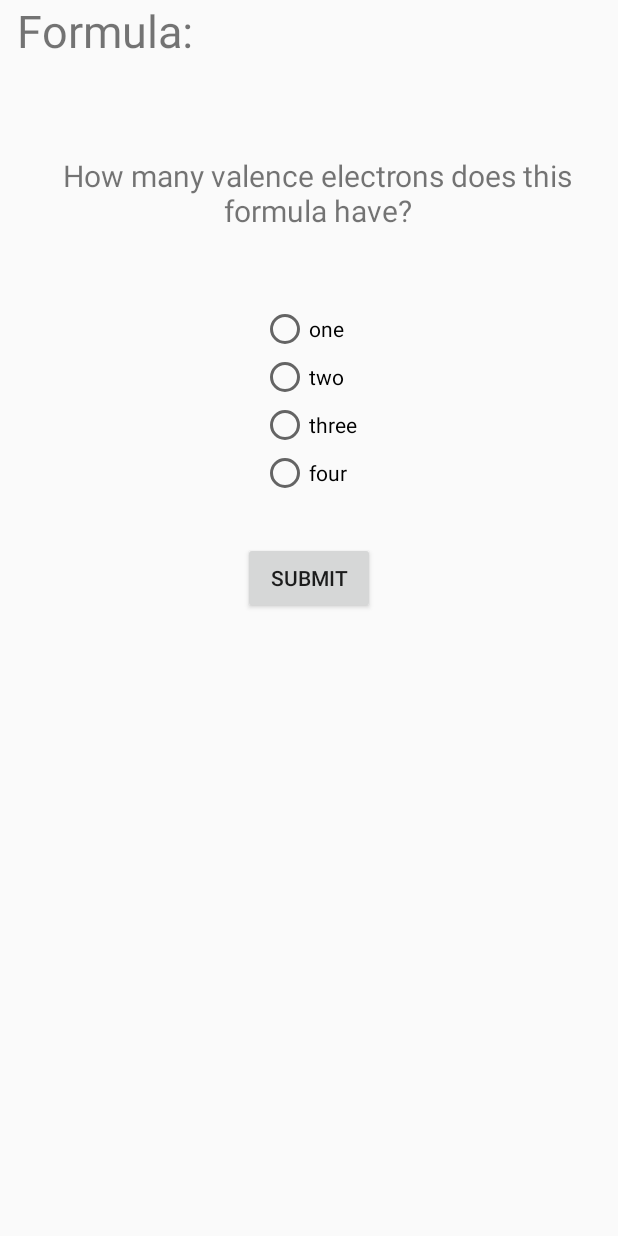
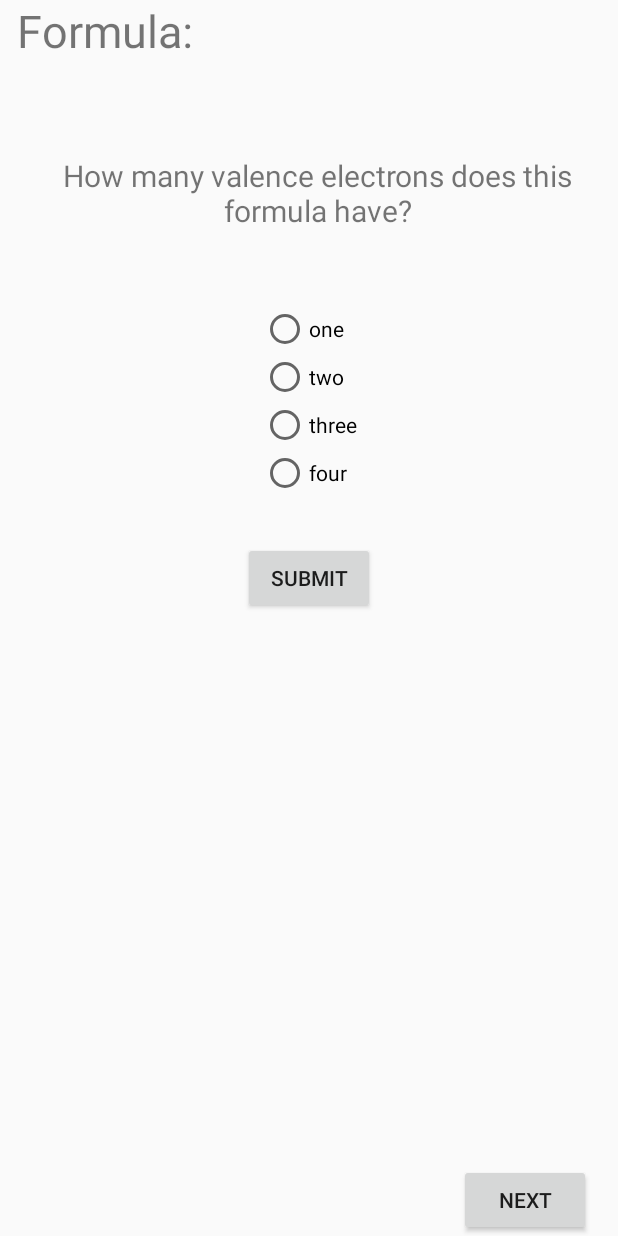
Before and after one commit to ahyoung1/Chemia, an Android app: the layout activity_valence_question.xml on its own in the app's theme, with its tools: preview values and no code run, on a phone screen of 412 x 824 dp. Run offline under Robolectric (Android 15) with nearby library versions, the phone set to English and light mode, and no system bars.

Commit message:
Lone pairs not working yet added page for Skeleton Added next button that gets you there

```diff
--- a/app/src/main/res/layout/activity_valence_question.xml
+++ b/app/src/main/res/layout/activity_valence_question.xml
@@ -67,6 +67,7 @@
         android:layout_centerHorizontal="true"
         android:layout_below="@+id/answer_radio_group"
         android:layout_marginTop="30dp"
+        android:textSize="14sp"
         android:onClick="submitValence"/>
 
     <TextView
@@ -231,4 +232,17 @@
         android:layout_toRightOf="@+id/sixth_attached_atom_display"
         tools:ignore="SmallSp" />
 
+    <Button
+        android:id="@+id/nextButton"
+        android:layout_width="wrap_content"
+        android:layout_height="wrap_content"
+        android:layout_alignParentBottom="true"
+        android:layout_alignParentEnd="true"
+        android:layout_alignParentRight="true"
+        android:layout_marginEnd="18dp"
+        android:layout_marginRight="18dp"
+        android:textSize="14sp"
+        android:onClick="onNextClick"
+        android:text="Next" />
+
 </RelativeLayout>
```
Also changed, not shown: app/build.gradle (+4 -3 lines), app/src/main/AndroidManifest.xml (+13 -4 lines), app/src/main/java/chemia/httpsgithub/comahyoung1/chemia/FormulaCreatorPage.java (+11 -6 lines), app/src/main/java/chemia/httpsgithub/comahyoung1/chemia/Molecule.java (+34 -0 lines), app/src/main/java/chemia/httpsgithub/comahyoung1/chemia/MoleculeRuleChecker.java (+34 -17 lines), app/src/main/java/chemia/httpsgithub/comahyoung1/chemia/SkeletonActivity.java (added, +13 -0 lines), app/src/main/java/chemia/httpsgithub/comahyoung1/chemia/ValenceQuestionPage.java (+13 -2 lines), app/src/main/res/layout/activity_skeleton.xml (added, +9 -0 lines), 1 other file.
